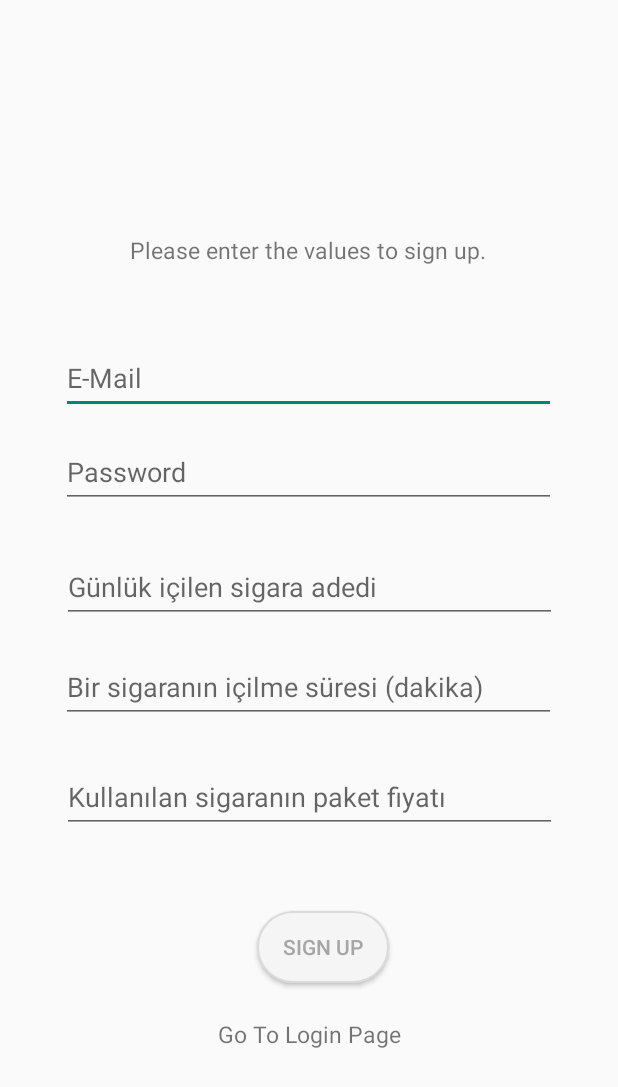
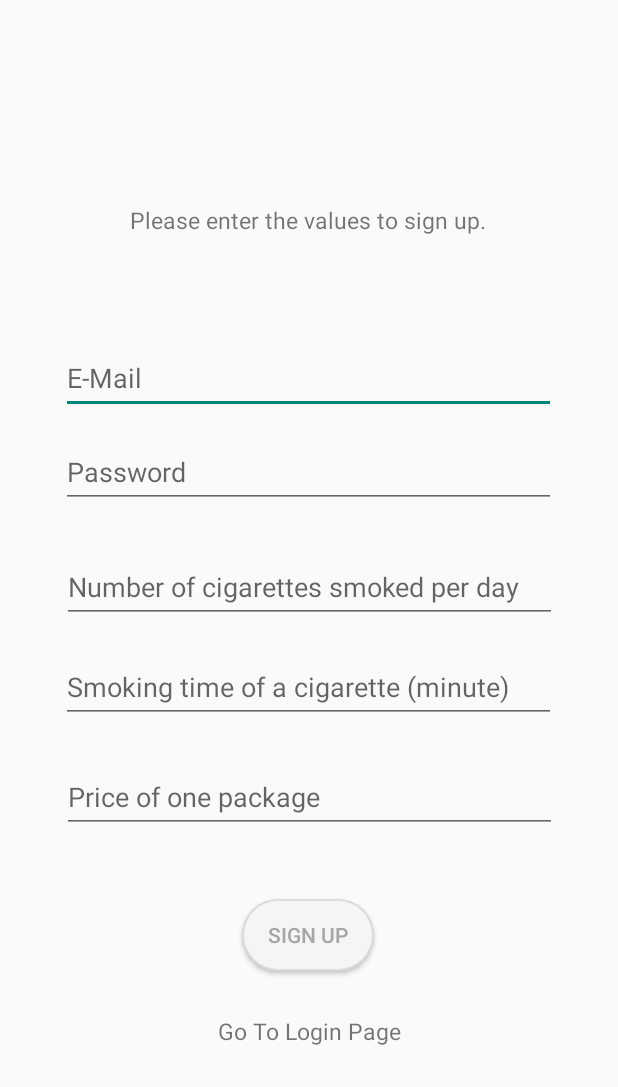
Before and after one commit to zeynepokcu/Quitter, an Android app: the SignupActivity screen opened directly, with no data from a screen before it, on a phone screen of 412 x 824 dp. Shown: the top 1087 px of the screen. Run offline under Robolectric (Android 15) with nearby library versions, the phone set to English and light mode, and no system bars; our stand-ins replace Firebase (no records; nobody signed in at launch, a user with empty details on screens opened directly).

Commit message:
Second Commit

```diff
--- a/app/src/main/res/layout/fragment_savings.xml
+++ b/app/src/main/res/layout/fragment_savings.xml
@@ -11,6 +11,7 @@
         android:layout_height="wrap_content"
         android:layout_marginTop="80pt"
         android:text="@string/you_saved"
+        android:textColor="@color/darkGrey"
         android:textAlignment="center"
         android:textSize="11pt" />
 
--- a/app/src/main/res/layout/fragment_time.xml
+++ b/app/src/main/res/layout/fragment_time.xml
@@ -11,6 +11,7 @@
         android:layout_height="wrap_content"
         android:layout_marginTop="80pt"
         android:text="@string/you_saved"
+        android:textColor="@color/darkGrey"
         android:textAlignment="center"
         android:textSize="11pt" />
 
--- a/app/src/main/res/layout/signup_activity.xml
+++ b/app/src/main/res/layout/signup_activity.xml
@@ -31,7 +31,7 @@
         android:id="@+id/textView3"
         android:layout_width="wrap_content"
         android:layout_height="wrap_content"
-        android:layout_marginTop="140dp"
+        android:layout_marginTop="120dp"
         android:text="@string/text_fill"
         android:textSize="7pt"
         app:layout_constraintEnd_toEndOf="parent"
@@ -122,10 +122,10 @@
         android:textColor="@color/darkGrey"
         app:layout_constraintBottom_toBottomOf="parent"
         app:layout_constraintEnd_toEndOf="parent"
-        app:layout_constraintHorizontal_bias="0.546"
+        app:layout_constraintHorizontal_bias="0.497"
         app:layout_constraintStart_toStartOf="parent"
         app:layout_constraintTop_toTopOf="parent"
-        app:layout_constraintVertical_bias="0.795"
+        app:layout_constraintVertical_bias="0.784"
         tools:ignore="MissingConstraints" />
 
     <TextView
@@ -138,7 +138,7 @@
         app:layout_constraintEnd_toEndOf="parent"
         app:layout_constraintStart_toStartOf="parent"
         app:layout_constraintTop_toBottomOf="@+id/signUpButton"
-        app:layout_constraintVertical_bias="0.179"
+        app:layout_constraintVertical_bias="0.212"
         tools:ignore="MissingConstraints" />
 
     <ProgressBar
--- a/app/src/main/res/values/strings.xml
+++ b/app/src/main/res/values/strings.xml
@@ -4,14 +4,13 @@
     <string name="text_fill">Please enter the values to sign up.</string>
     <string name="prompt_email">E-Mail</string>
     <string name="prompt_password">Password</string>
-    <string name="prompt_amount">Günlük içilen sigara adedi</string>
-    <string name="prompt_time">Bir sigaranın içilme süresi (dakika)</string>
-    <string name="prompt_price">Kullanılan sigaranın paket fiyatı</string>
+    <string name="prompt_amount">Number of cigarettes smoked per day</string>
+    <string name="prompt_time">Smoking time of a cigarette (minute)</string>
+    <string name="prompt_price">Price of one package</string>
     <string name="action_log_in">Log In</string>
     <string name="action_sign_up">Sign Up</string>
     <string name="welcome">"Welcome!"</string>
     <string name="login_failed">"Login failed"</string>
-    <!-- TODO: Remove or change this placeholder text -->
     <string name="didSmokeQuestion">Please submit the dates you havent smoked.</string>
     <string name="yes">Yes</string>
     <string name="submit">Submit</string>
```
Also changed, not shown: app/src/main/res/layout/fragment_home.xml (+7 -7 lines).
